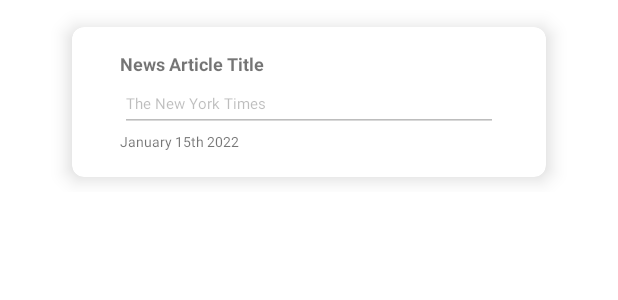
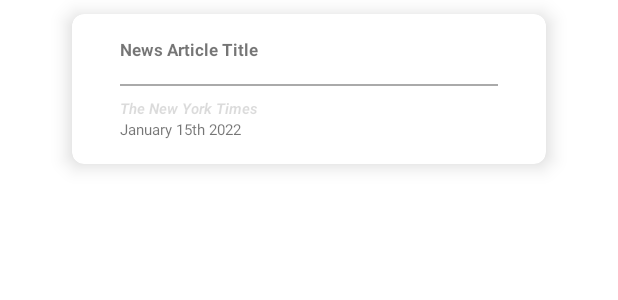
Before and after one commit to RoseClimate/RoseClimate, an Android app: the layout news_recycler_item.xml on its own in the app's theme, with its tools: preview values and no code run, on a phone screen of 412 x 824 dp. Shown: the top 300 px of the screen. Run offline under Robolectric (Android 15) with nearby library versions, the phone set to English and light mode, and no system bars.

```diff
--- a/app/src/main/res/layout/fragment_home.xml
+++ b/app/src/main/res/layout/fragment_home.xml
@@ -30,7 +30,7 @@
     <!--            android:layout_weight="1"-->
     <!--            android:text="placeholder2" />-->
     <androidx.recyclerview.widget.RecyclerView
-        android:id="@+id/lesson_recycler_view"
+        android:id="@+id/news_recycler_view"
         android:layout_width="match_parent"
         android:layout_height="wrap_content"
         android:layout_marginStart="1dp"
--- a/app/src/main/res/layout/news_recycler_item.xml
+++ b/app/src/main/res/layout/news_recycler_item.xml
@@ -6,18 +6,19 @@
     android:layout_height="128dp"
     android:clipToPadding="false"
     android:paddingStart="16dp"
-    android:paddingEnd="16dp">
+    android:paddingEnd="16dp"
+    android:paddingBottom="10dp">
 
 
     <androidx.cardview.widget.CardView
         android:layout_width="0dp"
         android:layout_height="100dp"
         android:layout_marginStart="32dp"
-        android:layout_marginTop="12dp"
         android:layout_marginEnd="32dp"
-        android:layout_marginBottom="4dp"
+        android:elevation="8dp"
         app:cardCornerRadius="8dp"
         app:cardElevation="8dp"
+        app:cardMaxElevation="8dp"
         app:layout_constraintBottom_toBottomOf="parent"
         app:layout_constraintEnd_toEndOf="parent"
         app:layout_constraintStart_toStartOf="parent"
@@ -40,7 +41,8 @@
                 app:layout_constraintBottom_toBottomOf="parent"
                 app:layout_constraintEnd_toEndOf="parent"
                 app:layout_constraintStart_toStartOf="parent"
-                app:layout_constraintTop_toTopOf="parent">
+                app:layout_constraintTop_toTopOf="parent"
+                app:layout_constraintVertical_bias="2.0">
 
                 <TextView
                     android:id="@+id/news_article_title"
@@ -48,32 +50,39 @@
                     android:layout_height="wrap_content"
                     android:layout_marginTop="16dp"
                     android:layout_weight="3"
+                    android:autoSizeMaxTextSize="12sp"
+                    android:autoSizeMinTextSize="7sp"
+                    android:autoSizeStepGranularity="2sp"
+                    android:autoSizeTextType="uniform"
                     android:inputType="none"
                     android:paddingTop="0dp"
                     android:text="News Article Title"
-                    android:textSize="12dp"
+                    android:textSize="12sp"
                     android:textStyle="bold" />
 
-                <EditText
+                <View
+                    android:layout_width="match_parent"
+                    android:layout_height="1dp"
+                    android:background="@android:color/darker_gray" />
+
+                <TextView
                     android:id="@+id/source_text"
                     android:layout_width="match_parent"
                     android:layout_height="wrap_content"
                     android:layout_marginTop="8dp"
+                    android:layout_weight="0"
                     android:enabled="false"
                     android:inputType="none"
-                    android:paddingTop="0dp"
                     android:text="The New York Times"
                     android:textSize="10sp"
+                    android:textStyle="bold|italic"
                     tools:ignore="TouchTargetSizeCheck" />
 
                 <TextView
                     android:id="@+id/editTextDate"
                     android:layout_width="match_parent"
                     android:layout_height="wrap_content"
-                    android:autoSizeMaxTextSize="12dp"
-                    android:autoSizeMinTextSize="5dp"
-                    android:autoSizeStepGranularity="2dp"
-                    android:autoSizeTextType="uniform"
+                    android:layout_weight="0"
                     android:ems="10"
                     android:inputType="none"
                     android:text="January 15th 2022"
--- a/app/src/main/res/values/colors.xml
+++ b/app/src/main/res/values/colors.xml
@@ -1,8 +1,8 @@
 <?xml version="1.0" encoding="utf-8"?>
 <resources>
-    <color name="purple_200">#FFBB86FC</color>
-    <color name="purple_500">#FF6200EE</color>
-    <color name="purple_700">#FF3700B3</color>
+    <color name="purple_200">#F08F97</color>
+    <color name="purple_500">#C93756</color>
+    <color name="purple_700">#F47983</color>
     <color name="teal_200">#FF03DAC5</color>
     <color name="teal_700">#FF018786</color>
     <color name="black">#FF000000</color>
```
Also changed, not shown: app/src/main/java/com/example/roseclimate/MainActivity.java (+1 -35 lines), app/src/main/java/com/example/roseclimate/ui/home/HomeFragment.java (+24 -39 lines), app/src/main/res/layout/fragment_dashboard.xml (+19 -2 lines), app/src/main/res/layout/one_org.xml (+20 -6 lines).
